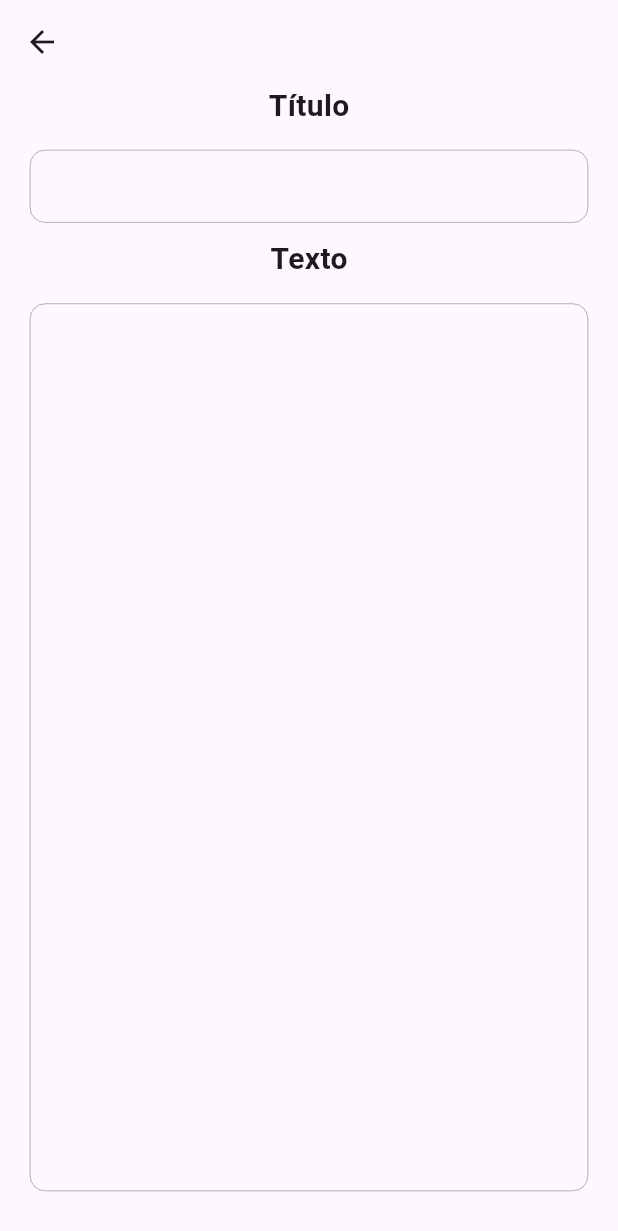
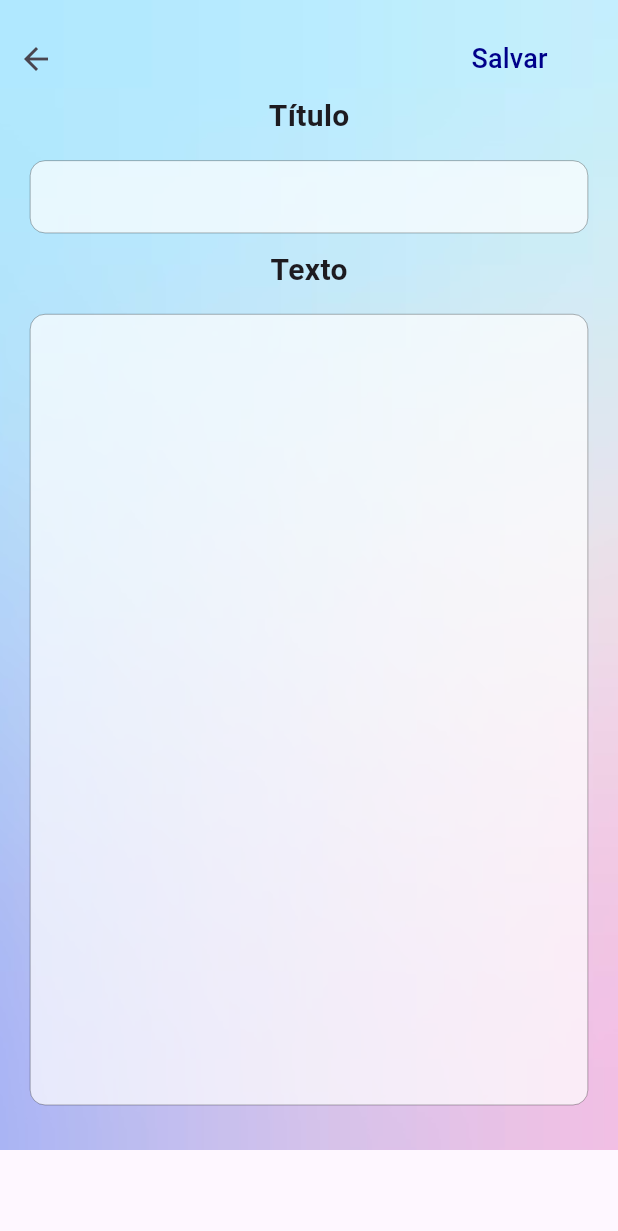
Before and after one commit to samuelincoln1/flutter-test, a Flutter app: the CreateNote screen opened by its route, on a phone screen of 412 x 824 dp. Shown: the top 1231 px of the screen. Run offline on Flutter 3.47's test engine with Material 3 defaults, Android fonts, the phone set to English and light mode, and no system bars; our stand-ins replace cloud_firestore, firebase_auth, firebase_core, google_fonts; accounts and stored records are empty.

Commit message:
create note view a little less bugged

```diff
--- a/lib/views/create_note.dart
+++ b/lib/views/create_note.dart
@@ -11,14 +11,42 @@ class _CreateNoteState extends State<CreateNote> {
   final titleController = TextEditingController();
   final textController = TextEditingController();
 
+
+
   @override
   Widget build(BuildContext context) {
+
     return Scaffold(
-      appBar: AppBar(),
-      body: SafeArea(
+      // resizeToAvoidBottomInset: false,
+      body: Container(
+        decoration: const BoxDecoration(
+          image: DecorationImage(
+            image: AssetImage('lib/images/fundo.png'),
+            fit: BoxFit.cover,
+          ),
+        ),
+        child: SingleChildScrollView(
+          child: SafeArea(
             child: Column(
               children: [
+                const SizedBox(height: 15),
+                Row(
+                  children: [
+                    IconButton(
+                      onPressed: () => Navigator.pop(context),
+                      icon: const Icon(Icons.arrow_back),
+                    ),
+                    const Spacer(),
+                     Padding(
+                      padding: const EdgeInsets.only(right:35, bottom: 0, top: 0),
+                      child: TextButton(
 
+                        onPressed: () {},
+                        child: const Text('Salvar', style: TextStyle(fontSize: 18, color: Color.fromARGB(255, 0, 0, 138)),),
+                      ),
+                    ),
+                  ],
+                ),
                 // Titulo
                 const Text(
                   'Título',
@@ -28,6 +56,7 @@ class _CreateNoteState extends State<CreateNote> {
                   margin: const EdgeInsets.only(
                       left: 20, right: 20, top: 15, bottom: 10),
                   decoration: BoxDecoration(
+                      color: const Color.fromARGB(178, 255, 255, 255),
                       border: Border.all(
                         color: Colors.black,
                         width: 0.2,
@@ -42,34 +71,36 @@ class _CreateNoteState extends State<CreateNote> {
                 ),
 
                 // TEXTO
-
                 const Text(
                   'Texto',
                   style: TextStyle(fontSize: 20, fontWeight: FontWeight.bold),
                 ),
-            Expanded(
-              child: Container(
+                Container(
+                  height: MediaQuery.of(context).size.height * 0.64 ,
                   margin: const EdgeInsets.only(
                       left: 20, right: 20, top: 15, bottom: 30),
                   decoration: BoxDecoration(
+                      color: const Color.fromARGB(178, 255, 255, 255),
                       border: Border.all(
                         color: Colors.black,
                         width: 0.2,
                       ),
                       borderRadius: BorderRadius.circular(10)),
                   child: TextField(
+                    scrollPhysics: const NeverScrollableScrollPhysics(),
                     controller: textController,
                     keyboardType: TextInputType.multiline,
                     maxLines: null,
-                  expands: true,
                     decoration: const InputDecoration(
                         border: InputBorder.none,
-                      contentPadding:
-                          EdgeInsets.symmetric(horizontal: 10.0, vertical: 10)),
+                        contentPadding: EdgeInsets.symmetric(
+                            horizontal: 10.0, vertical: 10)),
                   ),
                 ),
+
+              ],
             ),
-          ],
+          ),
         ),
       ),
     );
--- a/lib/views/home_page.dart
+++ b/lib/views/home_page.dart
@@ -92,7 +92,7 @@ class _HomePageState extends State<HomePage> {
   Widget build(BuildContext context) {
     return Scaffold(
       floatingActionButton: FloatingActionButton(
-        onPressed: () => addNote(),
+        onPressed: () => Navigator.of(context).pushNamed('/create-note/'),
         backgroundColor: const Color.fromARGB(255, 255, 93, 81),
         child: const Icon(Icons.add),
       ),
```
Lines whose indentation alone changed are shown as unchanged.
